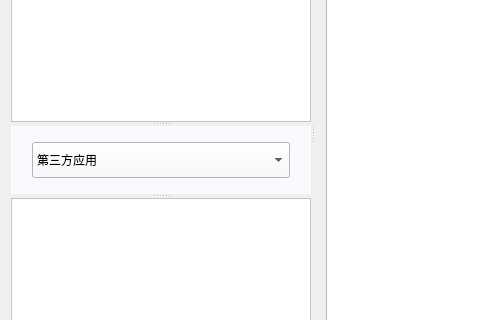
Before: the Qt Designer form src/princekin/ui/interface/interfacewidget.ui in chorushe/princekin, drawn with Qt 5; both pictures show x 0 to 480 and y 167 to 487 of the 1100 by 600 pixel window.
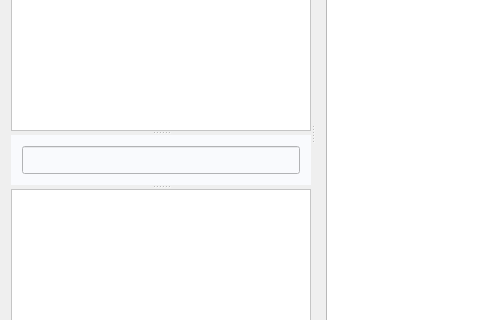
After: the same form once the commit is applied. Icons and pictures are not drawn.

Patch:
```diff
--- a/src/princekin/ui/interface/interfacewidget.ui
+++ b/src/princekin/ui/interface/interfacewidget.ui
@@ -93,39 +93,36 @@
         </property>
        </widget>
        <widget class="QWidget" name="widget_3" native="true">
+        <property name="sizePolicy">
+         <sizepolicy hsizetype="Preferred" vsizetype="Fixed">
+          <horstretch>0</horstretch>
+          <verstretch>0</verstretch>
+         </sizepolicy>
+        </property>
+        <property name="minimumSize">
+         <size>
+          <width>0</width>
+          <height>50</height>
+         </size>
+        </property>
+        <property name="maximumSize">
+         <size>
+          <width>16777215</width>
+          <height>50</height>
+         </size>
+        </property>
         <property name="styleSheet">
          <string notr="true">background-color: #f9fafd;</string>
         </property>
         <layout class="QGridLayout" name="gridLayout_4">
          <item row="0" column="0">
-          <widget class="QComboBox" name="packageCombo">
-           <property name="minimumSize">
-            <size>
-             <width>0</width>
-             <height>36</height>
-            </size>
+          <widget class="QLineEdit" name="packageLineEdit">
+           <property name="sizePolicy">
+            <sizepolicy hsizetype="Expanding" vsizetype="Expanding">
+             <horstretch>0</horstretch>
+             <verstretch>0</verstretch>
+            </sizepolicy>
            </property>
-           <property name="maximumSize">
-            <size>
-             <width>258</width>
-             <height>36</height>
-            </size>
-           </property>
-           <item>
-            <property name="text">
-             <string>第三方应用</string>
-            </property>
-           </item>
-           <item>
-            <property name="text">
-             <string>全部应用</string>
-            </property>
-           </item>
-           <item>
-            <property name="text">
-             <string>系统应用</string>
-            </property>
-           </item>
           </widget>
          </item>
         </layout>
```
